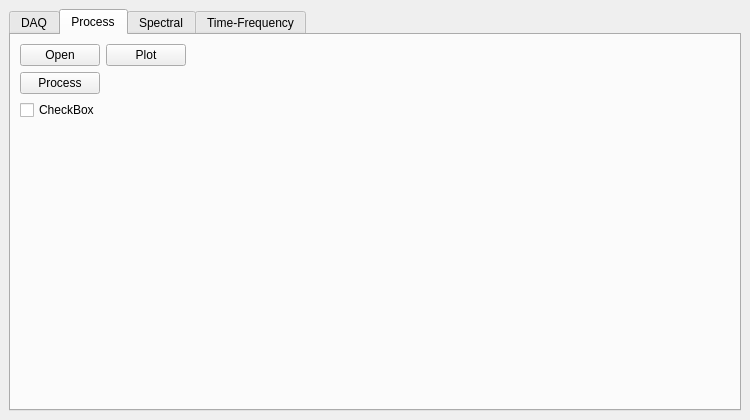
Before: the Qt Designer form gui.ui in nogleo/datanog, drawn with Qt 5.
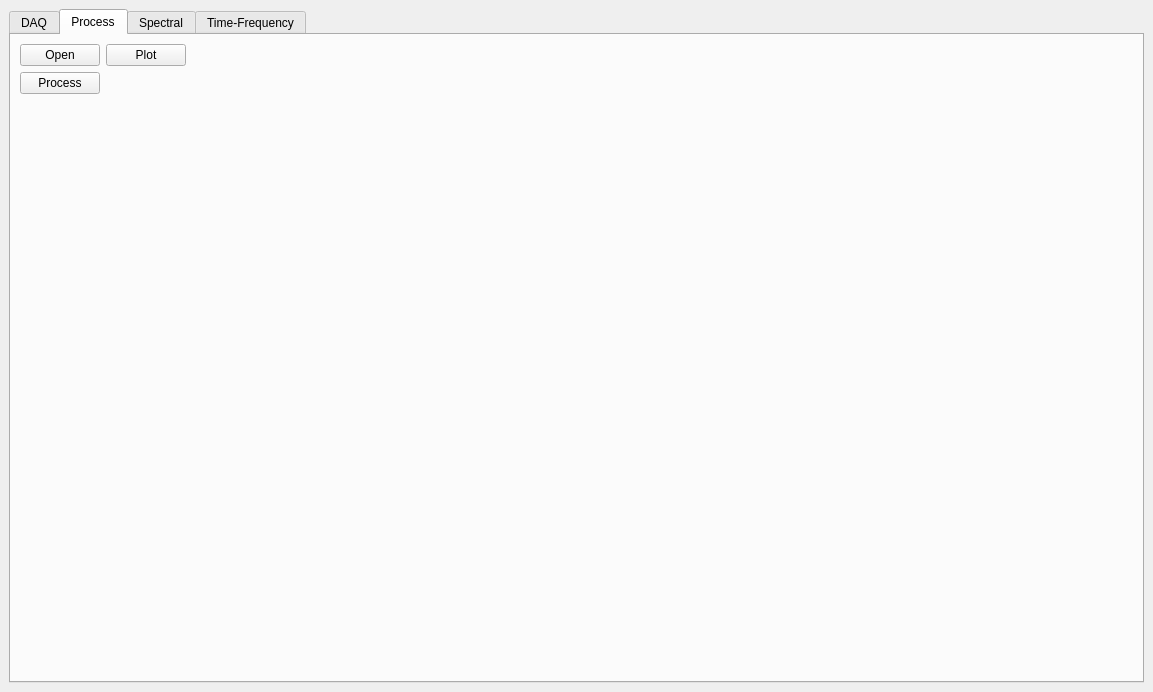
After: the same form once the commit is applied.

Commit message: process data

```diff
--- a/gui.ui
+++ b/gui.ui
@@ -6,8 +6,8 @@
    <rect>
     <x>0</x>
     <y>0</y>
-    <width>750</width>
-    <height>420</height>
+    <width>1153</width>
+    <height>692</height>
    </rect>
   </property>
   <property name="sizePolicy">
@@ -249,6 +249,47 @@
           </property>
          </widget>
         </item>
+        <item row="1" column="1" rowspan="2">
+         <layout class="QVBoxLayout" name="plotLayout">
+          <item>
+           <spacer name="verticalSpacer">
+            <property name="orientation">
+             <enum>Qt::Vertical</enum>
+            </property>
+            <property name="sizeHint" stdset="0">
+             <size>
+              <width>20</width>
+              <height>40</height>
+             </size>
+            </property>
+           </spacer>
+          </item>
+         </layout>
+        </item>
+        <item row="1" column="0" rowspan="2">
+         <layout class="QVBoxLayout" name="dataLayout">
+          <item>
+           <widget class="QPushButton" name="processbttn">
+            <property name="text">
+             <string>Process</string>
+            </property>
+           </widget>
+          </item>
+          <item>
+           <spacer name="verticalSpacer_2">
+            <property name="orientation">
+             <enum>Qt::Vertical</enum>
+            </property>
+            <property name="sizeHint" stdset="0">
+             <size>
+              <width>20</width>
+              <height>40</height>
+             </size>
+            </property>
+           </spacer>
+          </item>
+         </layout>
+        </item>
         <item row="0" column="1">
          <layout class="QHBoxLayout" name="horizontalLayout">
           <item>
@@ -273,54 +314,6 @@
           </item>
          </layout>
         </item>
-        <item row="1" column="1" rowspan="4">
-         <layout class="QVBoxLayout" name="plotLayout">
-          <item>
-           <spacer name="verticalSpacer">
-            <property name="orientation">
-             <enum>Qt::Vertical</enum>
-            </property>
-            <property name="sizeHint" stdset="0">
-             <size>
-              <width>20</width>
-              <height>40</height>
-             </size>
-            </property>
-           </spacer>
-          </item>
-         </layout>
-        </item>
-        <item row="1" column="0" rowspan="4">
-         <layout class="QVBoxLayout" name="dataLayout">
-          <item>
-           <widget class="QPushButton" name="processbttn">
-            <property name="text">
-             <string>Process</string>
-            </property>
-           </widget>
-          </item>
-          <item>
-           <widget class="QCheckBox" name="checkBox">
-            <property name="text">
-             <string>CheckBox</string>
-            </property>
-           </widget>
-          </item>
-          <item>
-           <spacer name="verticalSpacer_2">
-            <property name="orientation">
-             <enum>Qt::Vertical</enum>
-            </property>
-            <property name="sizeHint" stdset="0">
-             <size>
-              <width>20</width>
-              <height>40</height>
-             </size>
-            </property>
-           </spacer>
-          </item>
-         </layout>
-        </item>
        </layout>
       </widget>
       <widget class="QWidget" name="tab">
```
Left out of the diff: 4 changed lines with no effect on the pictures. The commit also changes 3 other files.
